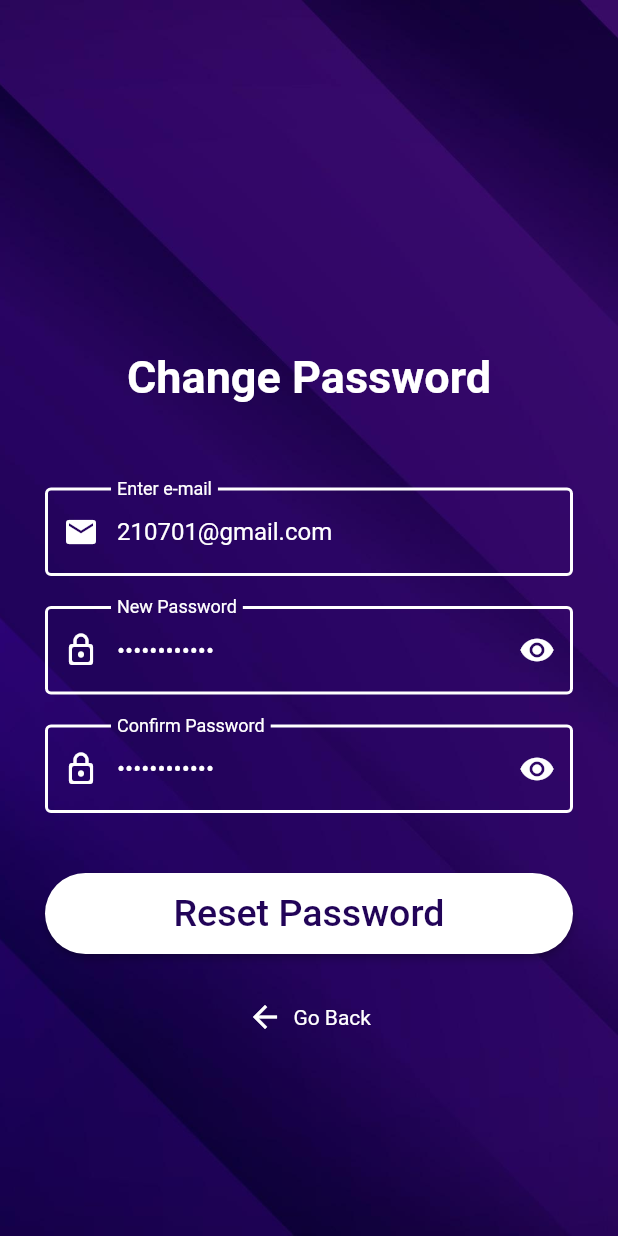
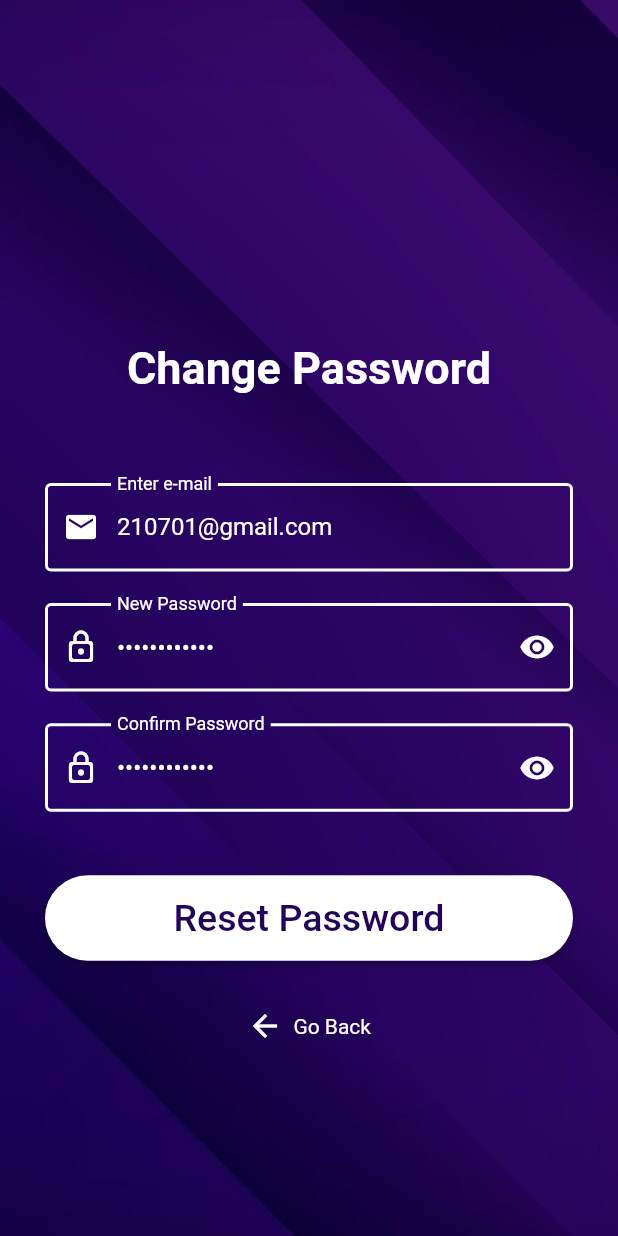
Before and after one commit to Siva-PythonPirates/Lib_Manage_App, a Flutter app: the HomePage screen opened directly, item 3 of the bottom bar chosen, after a tap on "Change Password", on a phone screen of 412 x 824 dp. Run offline on Flutter 3.47's test engine with Material 2 defaults, Android fonts, the phone set to English and light mode, and no system bars; our stand-ins replace carousel_slider, curved_navigation_bar; network calls fail.

Commit message:
Size Generalization

```diff
--- a/lib/services/app_services.dart
+++ b/lib/services/app_services.dart
@@ -7,6 +7,11 @@ launchURLto(String url) async {
   } else {
     throw 'Could not launch $url';
   }
+}
+
+double getSize(BuildContext context, double size) {
+  double sizeFinal = (MediaQuery.of(context).size.width / (7.8 * 50)) * size;
+  return sizeFinal;
 }
 
 Color bgColor = const Color.fromRGBO(34, 4, 88, 1);
--- a/lib/views/home_page.dart
+++ b/lib/views/home_page.dart
@@ -22,7 +22,7 @@ class _HomePageState extends State<HomePage> {
     return Scaffold(
       body: _pageOptions[selectedPage],
       bottomNavigationBar: SizedBox(
-        height: 70,
+        height: getSize(context, 70),
         child: CurvedNavigationBar(
           onTap: (index) {
             setState(() {
@@ -32,21 +32,21 @@ class _HomePageState extends State<HomePage> {
           color: Colors.pink[200]!,
           backgroundColor: bgColor,
           buttonBackgroundColor: Colors.white,
-          height: 50,
+          height: getSize(context, 50),
           items: [
             Icon(
               Icons.book_online,
-              size: 30,
+              size: getSize(context, 30),
               color: bgColor,
             ),
             Icon(
               Icons.recent_actors_rounded,
-              size: 30,
+              size: getSize(context, 30),
               color: bgColor,
             ),
             Icon(
               Icons.person,
-              size: 30,
+              size: getSize(context, 30),
               color: bgColor,
             ),
           ],
--- a/lib/views/journals_page.dart
+++ b/lib/views/journals_page.dart
@@ -1,6 +1,7 @@
 import 'package:flutter/material.dart';
 import 'package:lib_management/services/app_services.dart';
 import 'package:lib_management/views/widgets/search_button.dart';
+
 import '../views/widgets/carousel.dart';
 
 class Journals extends StatefulWidget {
@@ -34,15 +35,13 @@ class _JournalsState extends State<Journals> {
                       children: [
                         Container(
                           alignment: Alignment.bottomLeft,
-                          width: 50,
-                          height: 50,
+                          width: getSize(context, 50),
+                          height: getSize(context, 50),
                           color: Colors.deepPurple.withOpacity(0.5),
-                          child: const Expanded(
-                            child: Center(
-                              child: Text(
-                                'logo',
-                                style: TextStyle(color: Colors.white),
-                              ),
+                          child: Center(
+                            child: Text(
+                              'logo',
+                              style: TextStyle(color: Colors.white),
                             ),
                           ),
                         ),
@@ -59,15 +58,17 @@ class _JournalsState extends State<Journals> {
                         ),
                         InkWell(
                           onTap: () {
-                            showSearch(context: context, delegate: JournalCustomDelegate());
+                            showSearch(
+                                context: context,
+                                delegate: JournalCustomDelegate());
                           },
                           child: Container(
                             decoration: BoxDecoration(
                               color: Colors.deepPurple.withOpacity(0.5),
                               borderRadius: BorderRadius.circular(15),
                             ),
-                            width: 50,
-                            height: 50,
+                            width: getSize(context, 50),
+                            height: getSize(context, 50),
                             child: const Icon(
                               Icons.search,
                               color: Colors.white,
@@ -108,9 +109,9 @@ class _JournalsState extends State<Journals> {
                         child: SizedBox(
                           child: Column(
                             children: [
-                              const Image(
+                              Image(
                                 width: double.infinity,
-                                height: 150,
+                                height: getSize(context, 150),
                                 image: NetworkImage(
                                   'https://images.unsplash.com/photo-1550517355-375c103a6a81?ixlib=rb-4.0.3&ixid=MnwxMjA3fDB8MHxwaG90by1wYWdlfHx8fGVufDB8fHx8&auto=format&fit=crop&w=1032&q=80',
                                 ),
@@ -121,7 +122,8 @@ class _JournalsState extends State<Journals> {
                                 child: Text(
                                   journals[index],
                                   style: const TextStyle(
-                                    color: Colors.black, fontWeight: FontWeight.bold,
+                                    color: Colors.black,
+                                    fontWeight: FontWeight.bold,
                                     // decoration: TextDecoration.underline,
                                   ),
                                   textAlign: TextAlign.start,
--- a/lib/views/profile_page.dart
+++ b/lib/views/profile_page.dart
@@ -18,18 +18,23 @@ class ProfilePage extends StatelessWidget {
                 height: MediaQuery.of(context).size.width * 2,
                 width: MediaQuery.of(context).size.width * 1.5,
                 decoration: const BoxDecoration(
-                  image: DecorationImage(image: AssetImage('assets/images/login_bg.jpg'), fit: BoxFit.cover),
+                  image: DecorationImage(
+                      image: AssetImage('assets/images/login_bg.jpg'),
+                      fit: BoxFit.cover),
                   shape: BoxShape.circle,
                 ),
                 child: Center(
                   child: Column(
-                    children: const [
+                    children: [
                       SizedBox(
-                        height: 500,
+                        height: getSize(context, 500),
                       ),
                       Text(
                         "Peaky Blinders",
-                        style: TextStyle(color: Colors.white, fontSize: 40, fontWeight: FontWeight.normal),
+                        style: TextStyle(
+                            color: Colors.white,
+                            fontSize: 40,
+                            fontWeight: FontWeight.normal),
                       ),
                     ],
                   ),
@@ -39,14 +44,17 @@ class ProfilePage extends StatelessWidget {
             top: MediaQuery.of(context).size.width / 2.2,
             left: MediaQuery.of(context).size.width / 3.2,
             child: Container(
-              height: 150,
-              width: 150,
-              decoration: BoxDecoration(border: Border.all(color: bgColor, width: 5), shape: BoxShape.circle, color: Colors.white),
+              height: getSize(context, 150),
+              width: getSize(context, 150),
+              decoration: BoxDecoration(
+                  border: Border.all(color: bgColor, width: 5),
+                  shape: BoxShape.circle,
+                  color: Colors.white),
               child: Center(
                 child: Icon(
                   Icons.person,
                   color: bgColor,
-                  size: 120,
+                  size: getSize(context, 120),
                 ),
               ),
             ),
@@ -59,33 +67,39 @@ class ProfilePage extends StatelessWidget {
                 Row(
                   children: [
                     Padding(
-                      padding: const EdgeInsets.symmetric(vertical: 8.0, horizontal: 24),
+                      padding: const EdgeInsets.symmetric(
+                          vertical: 8.0, horizontal: 24),
                       child: Icon(
                         Icons.person,
                         color: bgColor,
-                        size: 40,
+                        size: getSize(context, 40),
                       ),
                     ),
                     Padding(
                       padding: const EdgeInsets.all(8.0),
                       child: Text(
                         "Peaky Blinders",
-                        style: TextStyle(color: bgColor, fontSize: 20, fontWeight: FontWeight.w400),
+                        style: TextStyle(
+                            color: bgColor,
+                            fontSize: 20,
+                            fontWeight: FontWeight.w400),
                       ),
                     )
                   ],
                 ),
                 Container(
-                  margin: const EdgeInsets.symmetric(vertical: 8, horizontal: 0),
+                  margin:
+                      const EdgeInsets.symmetric(vertical: 8, horizontal: 0),
                   width: MediaQuery.of(context).size.width,
-                  height: 1,
+                  height: getSize(context, 1),
                   color: bgColor,
                 ),
                 Row(
                   mainAxisAlignment: MainAxisAlignment.spaceAround,
                   children: [
                     Padding(
-                      padding: const EdgeInsets.symmetric(vertical: 8.0, horizontal: 24),
+                      padding: const EdgeInsets.symmetric(
+                          vertical: 8.0, horizontal: 24),
                       child: Icon(
                         Icons.mail,
                         color: bgColor,
@@ -96,64 +110,78 @@ class ProfilePage extends StatelessWidget {
                       padding: const EdgeInsets.all(8.0),
                       child: Text(
                         "210701@gmail.com",
-                        style: TextStyle(color: bgColor, fontSize: 20, fontWeight: FontWeight.w400),
+                        style: TextStyle(
+                            color: bgColor,
+                            fontSize: 20,
+                            fontWeight: FontWeight.w400),
                       ),
                     )
                   ],
                 ),
                 Container(
-                  margin: const EdgeInsets.symmetric(vertical: 8, horizontal: 0),
+                  margin:
+                      const EdgeInsets.symmetric(vertical: 8, horizontal: 0),
                   width: MediaQuery.of(context).size.width,
-                  height: 1,
+                  height: getSize(context, 1),
                   color: bgColor,
                 ),
                 Row(
                   mainAxisAlignment: MainAxisAlignment.spaceAround,
                   children: [
                     Padding(
-                      padding: const EdgeInsets.symmetric(vertical: 8.0, horizontal: 24),
+                      padding: const EdgeInsets.symmetric(
+                          vertical: 8.0, horizontal: 24),
                       child: IconButton(
                           onPressed: () {},
                           icon: Icon(
                             Icons.remove_red_eye,
                             color: bgColor,
-                            size: 40,
+                            size: getSize(context, 40),
                           )),
                     ),
                     Padding(
                       padding: const EdgeInsets.all(8.0),
                       child: Text(
                         "Password",
-                        style: TextStyle(color: bgColor, fontSize: 20, fontWeight: FontWeight.w400),
+                        style: TextStyle(
+                            color: bgColor,
+                            fontSize: 20,
+                            fontWeight: FontWeight.w400),
                       ),
                     )
                   ],
                 ),
                 Container(
-                  margin: const EdgeInsets.symmetric(vertical: 8, horizontal: 0),
+                  margin:
+                      const EdgeInsets.symmetric(vertical: 8, horizontal: 0),
                   width: MediaQuery.of(context).size.width,
-                  height: 1,
+                  height: getSize(context, 1),
                   color: bgColor,
                 ),
               ],
             ),
           ),
           Positioned(
-            bottom: 80,
+            bottom: getSize(context, 80),
             left: MediaQuery.of(context).size.width / 5,
             child: ElevatedButton(
-              style: ButtonStyle(backgroundColor: MaterialStateProperty.all(bgColor), shape: MaterialStateProperty.all(const StadiumBorder())),
+              style: ButtonStyle(
+                  backgroundColor: MaterialStateProperty.all(bgColor),
+                  shape: MaterialStateProperty.all(const StadiumBorder())),
               onPressed: () {
                 Navigator.push(
                   context,
                   MaterialPageRoute(builder: (context) => const Reset()),
                 );
               },
-              child: const Padding(
+              child: Padding(
                 padding: EdgeInsets.all(16.0),
                 child: Text(
                   "Change Password",
-                  style: TextStyle(color: Colors.white, fontSize: 20, fontWeight: FontWeight.normal),
+                  style: TextStyle(
+                      color: Colors.white,
+                      fontSize: 20,
+                      fontWeight: FontWeight.normal),
                 ),
               ),
             ),
--- a/lib/views/reset_page.dart
+++ b/lib/views/reset_page.dart
@@ -35,7 +35,10 @@ class _ResetState extends State<Reset> {
           }
         },
         child: Container(
-          decoration: const BoxDecoration(image: DecorationImage(image: AssetImage('assets/images/login_bg.jpg'), fit: BoxFit.cover)),
+          decoration: const BoxDecoration(
+              image: DecorationImage(
+                  image: AssetImage('assets/images/login_bg.jpg'),
+                  fit: BoxFit.cover)),
           child: Center(
             child: Padding(
               padding: const EdgeInsets.fromLTRB(30.0, 100, 30.0, 0),
@@ -54,12 +57,12 @@ class _ResetState extends State<Reset> {
                         ),
                       ),
                     ),
-                    const SizedBox(
-                      height: 56,
+                    SizedBox(
+                      height: getSize(context, 56),
                     ),
                     MailField(controller: mail),
-                    const SizedBox(
-                      height: 20,
+                    SizedBox(
+                      height: getSize(context, 20),
                     ),
                     TextFormField(
                       controller: password,
@@ -72,13 +75,16 @@ class _ResetState extends State<Reset> {
                         // labelText: 'Enter e-mail',
                         labelStyle: const TextStyle(color: Colors.white),
                         enabledBorder: const OutlineInputBorder(
-                          borderSide: BorderSide(width: 2, color: Colors.white), //<-- SEE HERE
+                          borderSide: BorderSide(
+                              width: 2, color: Colors.white), //<-- SEE HERE
                         ),
                         disabledBorder: const OutlineInputBorder(
-                          borderSide: BorderSide(width: 2, color: Colors.white54), //<-- SEE HERE
+                          borderSide: BorderSide(
+                              width: 2, color: Colors.white54), //<-- SEE HERE
                         ),
                         focusedBorder: const OutlineInputBorder(
-                          borderSide: BorderSide(width: 4, color: Colors.white54), //<-- SEE HERE
+                          borderSide: BorderSide(
+                              width: 4, color: Colors.white54), //<-- SEE HERE
                         ),
                         border: const OutlineInputBorder(
                           borderSide: BorderSide(width: 2, color: Colors.white),
@@ -110,8 +116,8 @@ class _ResetState extends State<Reset> {
                             )),
                       ),
                     ),
-                    const SizedBox(
-                      height: 20,
+                    SizedBox(
+                      height: getSize(context, 20),
                     ),
                     TextFormField(
                       controller: password2,
@@ -122,13 +128,16 @@ class _ResetState extends State<Reset> {
                         labelText: 'Confirm Password',
                         labelStyle: const TextStyle(color: Colors.white),
                         enabledBorder: const OutlineInputBorder(
-                          borderSide: BorderSide(width: 2, color: Colors.white), //<-- SEE HERE
+                          borderSide: BorderSide(
+                              width: 2, color: Colors.white), //<-- SEE HERE
                         ),
                         disabledBorder: const OutlineInputBorder(
-                          borderSide: BorderSide(width: 2, color: Colors.white54), //<-- SEE HERE
+                          borderSide: BorderSide(
+                              width: 2, color: Colors.white54), //<-- SEE HERE
                         ),
                         focusedBorder: const OutlineInputBorder(
-                          borderSide: BorderSide(width: 4, color: Colors.white54), //<-- SEE HERE
+                          borderSide: BorderSide(
+                              width: 4, color: Colors.white54), //<-- SEE HERE
                         ),
                         border: const OutlineInputBorder(
                           borderSide: BorderSide(width: 2, color: Colors.white),
@@ -160,17 +169,22 @@ class _ResetState extends State<Reset> {
                             )),
                       ),
                     ),
-                    const SizedBox(
-                      height: 40,
+                    SizedBox(
+                      height: getSize(context, 40),
                     ),
                     SizedBox(
                       width: double.infinity,
-                      height: 54.0,
+                      height: getSize(context, 54),
                       child: ElevatedButton(
                         style: ButtonStyle(
-                            backgroundColor: MaterialStateProperty.all(Colors.white), shape: MaterialStateProperty.all(const StadiumBorder())),
+                            backgroundColor:
+                                MaterialStateProperty.all(Colors.white),
+                            shape: MaterialStateProperty.all(
+                                const StadiumBorder())),
                         onPressed: () {
-                          bool emailValid = RegExp(r"^[a-zA-Z0-9.a-zA-Z0-9.!#$%&'*+-/=?^_`{|}~]+@[a-zA-Z0-9]+\.[a-zA-Z]+").hasMatch(mail.text);
+                          bool emailValid = RegExp(
+                                  r"^[a-zA-Z0-9.a-zA-Z0-9.!#$%&'*+-/=?^_`{|}~]+@[a-zA-Z0-9]+\.[a-zA-Z]+")
+                              .hasMatch(mail.text);
                           if (mail.text == '' || password.text == '') {
                             ScaffoldMessenger.of(context).showSnackBar(SnackBar(
                               content: Text(
@@ -180,16 +194,19 @@ class _ResetState extends State<Reset> {
                               backgroundColor: Colors.white,
                             ));
                           } else {
-                            if (emailValid == true && password.text == password2.text) {
+                            if (emailValid == true &&
+                                password.text == password2.text) {
                               try {
                                 Navigator.pushAndRemoveUntil(
                                   context,
-                                  MaterialPageRoute(builder: (context) => const HomePage()),
+                                  MaterialPageRoute(
+                                      builder: (context) => const HomePage()),
                                   (Route<dynamic> route) => false,
                                 );
                               } on Exception catch (e) {
                                 print(e);
-                                ScaffoldMessenger.of(context).showSnackBar(SnackBar(
+                                ScaffoldMessenger.of(context)
+                                    .showSnackBar(SnackBar(
                                   content: Text(
                                     "Passwords don't match",
                                     style: TextStyle(color: bgColor),
@@ -198,7 +215,8 @@ class _ResetState extends State<Reset> {
                                 ));
                               }
                             } else {
-                              ScaffoldMessenger.of(context).showSnackBar(SnackBar(
+                              ScaffoldMessenger.of(context)
+                                  .showSnackBar(SnackBar(
                                 content: Text(
                                   "Enter a valid Mail-Id or Check if passwords match",
                                   style: TextStyle(color: bgColor),
@@ -214,15 +232,15 @@ class _ResetState extends State<Reset> {
                         ),
                       ),
                     ),
-                    const SizedBox(
-                      height: 30,
+                    SizedBox(
+                      height: getSize(context, 30),
                     ),
                     InkWell(
                       onTap: () {
                         Navigator.pop(context);
                       },
                       child: SizedBox(
-                        width: 200,
+                        width: getSize(context, 200),
                         child: Row(
                           mainAxisAlignment: MainAxisAlignment.center,
                           children: const [
--- a/lib/views/widgets/carousel.dart
+++ b/lib/views/widgets/carousel.dart
@@ -1,5 +1,6 @@
+import 'package:carousel_slider/carousel_slider.dart';
 import 'package:flutter/material.dart';
-import 'package:carousel_slider/carousel_slider.dart';
+import 'package:lib_management/services/app_services.dart';
 
 class CustomCarousel extends StatefulWidget {
   const CustomCarousel({super.key});
@@ -26,7 +27,10 @@ class _CustomCarouselState extends State<CustomCarousel> {
             return Container(
               width: MediaQuery.of(context).size.width,
               margin: const EdgeInsets.symmetric(horizontal: 5.0),
-              decoration: BoxDecoration(color: Colors.pink[200], borderRadius: BorderRadius.circular(10), boxShadow: const []),
+              decoration: BoxDecoration(
+                  color: Colors.pink[200],
+                  borderRadius: BorderRadius.circular(10),
+                  boxShadow: const []),
               child: Padding(
                 padding: const EdgeInsets.all(5.0),
                 child: Center(
@@ -45,7 +49,7 @@ class _CustomCarouselState extends State<CustomCarousel> {
         );
       }).toList(),
       options: CarouselOptions(
-        height: 90,
+        height: getSize(context, 90),
         initialPage: 0,
         enableInfiniteScroll: true,
         autoPlay: true,
```
Also changed, not shown: lib/views/books_page.dart (+17 -12 lines), lib/views/login_page.dart (+41 -25 lines), lib/views/widgets/search_books.dart (+8 -6 lines).
